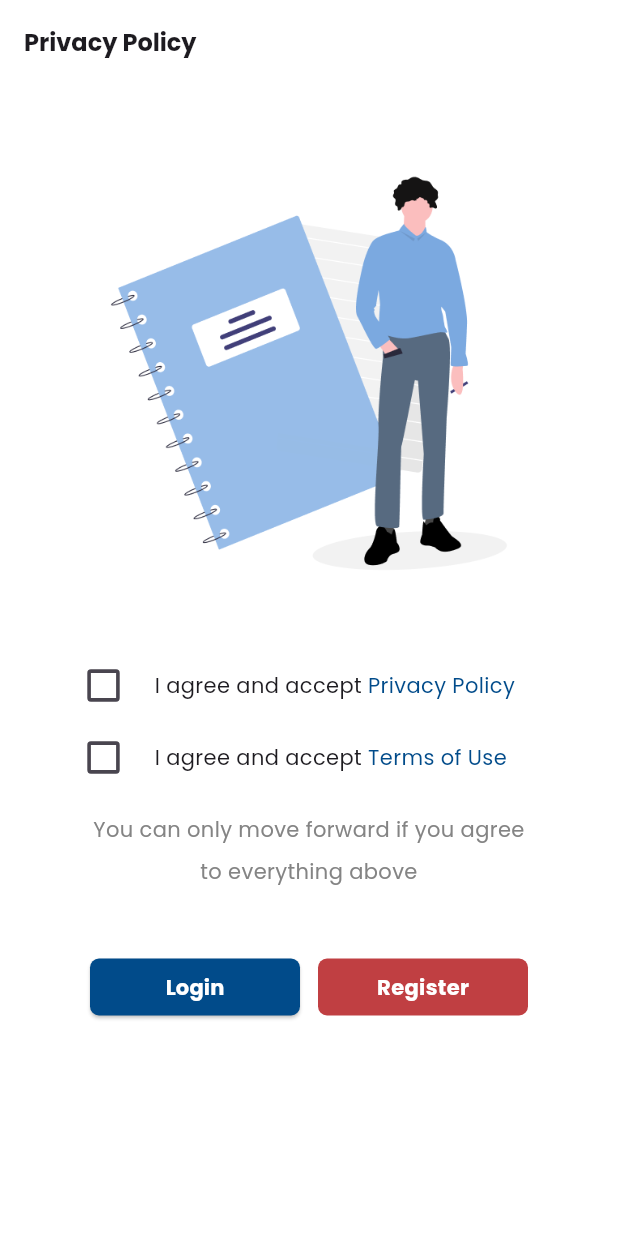
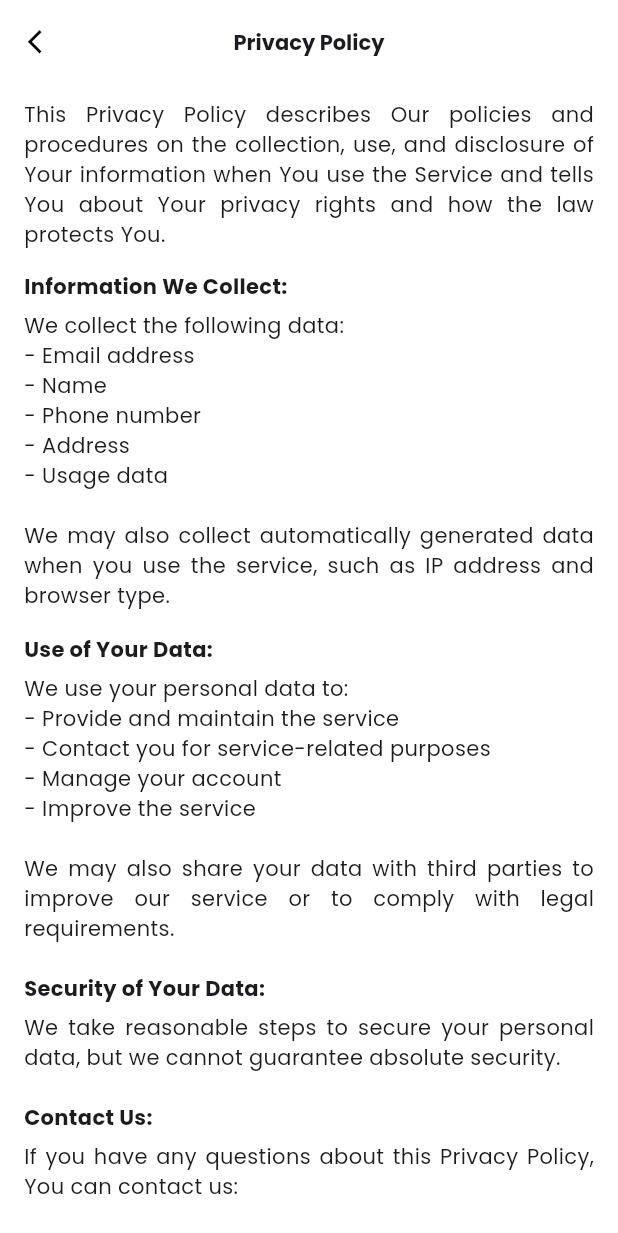
Before and after one commit to susan040/hr_management, a Flutter app: the PrivacyPolicyScreen screen opened directly, on a phone screen of 412 x 824 dp. Shown: the top 1233 px of the screen. Run offline on Flutter 3.47's test engine with Material 3 defaults, Android fonts, the light colour scheme and no system bars; our stand-ins replace cached_network_image, flutter_svg, get, image_picker, permission_handler.

Commit message:
completed privacy policy and FAQ

```diff
--- a/lib/controller/auth/privacy_policy_controller.dart
+++ b/lib/controller/auth/agree_accept_controller.dart
@@ -1,6 +1,6 @@
 import 'package:get/get.dart';
 
-class PrivacyPolicyController extends GetxController {
+class AgreeAndAcceptController extends GetxController {
   var isPrivacyPolicyAccepted = false.obs;
   var isTermsOfUseAccepted = false.obs;
 
--- a/lib/controller/splash_screen_controller.dart
+++ b/lib/controller/splash_screen_controller.dart
@@ -1,12 +1,12 @@
 import 'dart:async';
 import 'package:get/get.dart';
-import 'package:hr_management/views/auth/privacy_policy_screen.dart';
+import 'package:hr_management/views/auth/agree_accept_screen.dart';
 
 class SplashScreenController extends GetxController {
   @override
   void onInit() {
     Timer(const Duration(seconds: 3), () async {
-      Get.offAll(() => PrivacyPolicyScreen());
+      Get.offAll(() => AgreeAndAcceptScreen());
     });
     super.onInit();
   }
--- a/lib/views/auth/privacy_policy_screen.dart
+++ b/lib/views/auth/agree_accept_screen.dart
@@ -1,6 +1,6 @@
 import 'package:flutter/material.dart';
 import 'package:get/get.dart';
-import 'package:hr_management/controller/auth/privacy_policy_controller.dart';
+import 'package:hr_management/controller/auth/agree_accept_controller.dart';
 import 'package:hr_management/utils/colors.dart';
 import 'package:hr_management/utils/custom_text_style.dart';
 import 'package:hr_management/utils/image_path.dart';
@@ -8,9 +8,9 @@ import 'package:hr_management/views/auth/login_screen.dart';
 import 'package:hr_management/views/auth/register_screen.dart';
 import 'package:hr_management/widgets/custom/elevated_button.dart';
 
-class PrivacyPolicyScreen extends StatelessWidget {
-  final c = Get.put(PrivacyPolicyController());
-  PrivacyPolicyScreen({super.key});
+class AgreeAndAcceptScreen extends StatelessWidget {
+  final c = Get.put(AgreeAndAcceptController());
+  AgreeAndAcceptScreen({super.key});
 
   @override
   Widget build(BuildContext context) {
--- /dev/null
+++ b/lib/views/settings/privacy_policy_screen.dart
@@ -0,0 +1,102 @@
+import 'package:flutter/material.dart';
+import 'package:get/get.dart';
+import 'package:hr_management/utils/colors.dart';
+import 'package:hr_management/utils/custom_text_style.dart';
+
+class PrivacyPolicyScreen extends StatelessWidget {
+  @override
+  Widget build(BuildContext context) {
+    return Scaffold(
+      backgroundColor: AppColors.extraWhite,
+      appBar: AppBar(
+        backgroundColor: AppColors.extraWhite,
+        leading: InkWell(
+            onTap: () {
+              Get.back();
+            },
+            child: Icon(
+              Icons.arrow_back_ios,
+              size: 19,
+              color: Colors.black,
+            )),
+        centerTitle: true,
+        title: Text(
+          "Privacy Policy",
+          style: CustomTextStyles.f14W600(),
+        ),
+      ),
+      body: Padding(
+        padding:
+            const EdgeInsets.only(left: 16, right: 16, top: 10, bottom: 20),
+        child: SingleChildScrollView(
+          child: Column(
+            crossAxisAlignment: CrossAxisAlignment.start,
+            children: [
+              Text(
+                "This Privacy Policy describes Our policies and procedures on the collection, use, and disclosure of Your information when You use the Service and tells You about Your privacy rights and how the law protects You.",
+                textAlign: TextAlign.justify,
+                style: CustomTextStyles.f14W400(),
+              ),
+              SizedBox(height: 15),
+              Text(
+                "Information We Collect:",
+                style: CustomTextStyles.f14W600(),
+              ),
+              SizedBox(height: 6),
+              Text(
+                "We collect the following data:\n"
+                "- Email address\n"
+                "- Name\n"
+                "- Phone number\n"
+                "- Address\n"
+                "- Usage data\n\n"
+                "We may also collect automatically generated data when you use the service, such as IP address and browser type.",
+                textAlign: TextAlign.justify,
+                style: CustomTextStyles.f14W400(),
+              ),
+              SizedBox(height: 16),
+              Text(
+                "Use of Your Data:",
+                style: CustomTextStyles.f14W600(),
+              ),
+              SizedBox(height: 6),
+              Text(
+                "We use your personal data to:\n"
+                "- Provide and maintain the service\n"
+                "- Contact you for service-related purposes\n"
+                "- Manage your account\n"
+                "- Improve the service\n\n"
+                "We may also share your data with third parties to improve our service or to comply with legal requirements.",
+                textAlign: TextAlign.justify,
+                style: CustomTextStyles.f14W400(),
+              ),
+              SizedBox(height: 20),
+              Text(
+                "Security of Your Data:",
+                style: CustomTextStyles.f14W600(),
+              ),
+              SizedBox(height: 6),
+              Text(
+                "We take reasonable steps to secure your personal data, but we cannot guarantee absolute security.",
+                textAlign: TextAlign.justify,
+                style: CustomTextStyles.f14W400(),
+              ),
+              SizedBox(height: 20),
+              Text(
+                "Contact Us:",
+                style: CustomTextStyles.f14W600(),
+              ),
+              SizedBox(height: 6),
+              Text(
+                "If you have any questions about this Privacy Policy, You can contact us:\n"
+                "By email: able.innovation23@gmail.com",
+                textAlign: TextAlign.justify,
+                style: CustomTextStyles.f14W400(),
+              ),
+            ],
+          ),
+        ),
+      ),
+    );
+  }
+}
```
Also changed, not shown: lib/views/settings/faq_screen.dart (added, +117 -0 lines), lib/views/settings/setting_screen.dart (+8 -2 lines).
